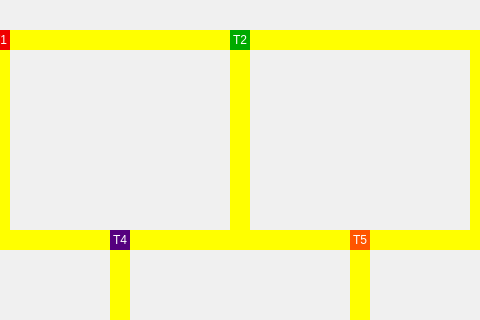
Old version of the form mainwindow.ui in the repository Bianca-Mirtes/Projeto_dos_Trens_SO; both pictures show x 240 to 720 and y 0 to 320 of the 943 by 662 pixel window.
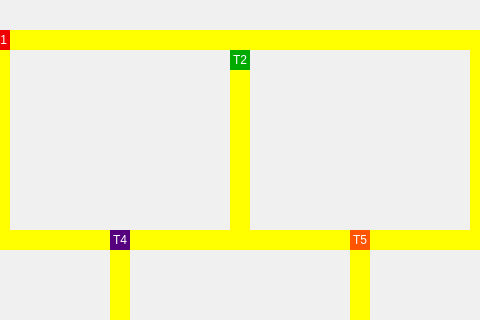
New version of the form. Icons and pictures are not drawn.

```diff
--- a/mainwindow.ui
+++ b/mainwindow.ui
@@ -463,7 +463,7 @@
     <property name="geometry">
      <rect>
       <x>470</x>
-      <y>30</y>
+      <y>50</y>
       <width>20</width>
       <height>20</height>
      </rect>
```
